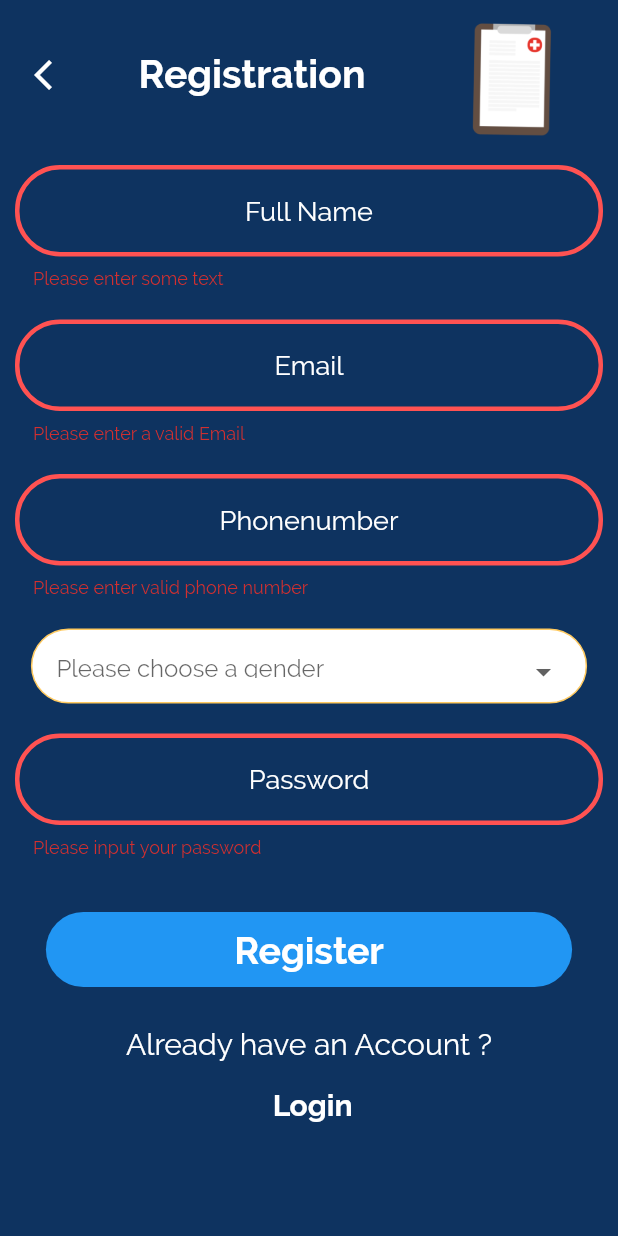
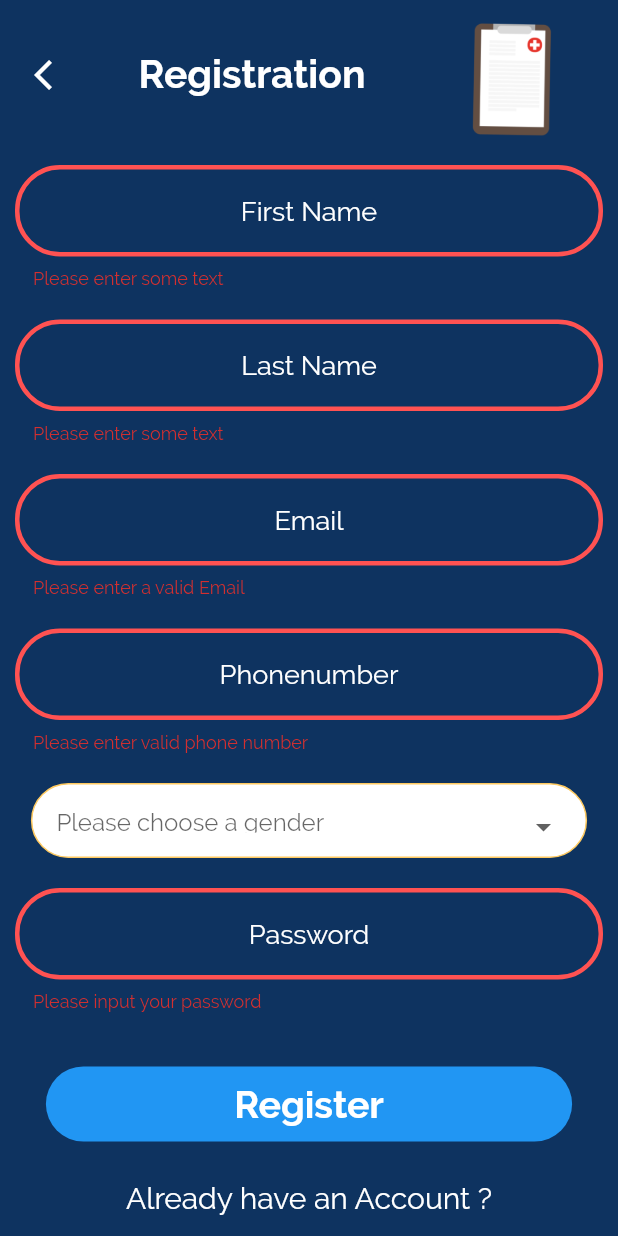
Before and after one commit to aloRanking/lassa_fever_diagnostic_system, a Flutter app: the RegisterPage screen opened directly, after a tap on "Register", on a phone screen of 412 x 824 dp. Run offline on Flutter 3.47's test engine with Material 2 defaults, Android fonts, the phone set to English and light mode, and no system bars; our stand-ins replace bloc, dio, equatable, flutter_bloc, flutter_secure_storage, simple_animations; accounts and stored records are empty.

Commit message:
added register function

```diff
--- a/lib/screens/register_screen.dart
+++ b/lib/screens/register_screen.dart
@@ -1,6 +1,8 @@
 import 'package:flutter/material.dart';
 import 'package:flutter/services.dart';
+import 'package:lassafeverdiagnosticsystem/models/register_model.dart';
 import 'package:lassafeverdiagnosticsystem/models/user_model.dart';
+import 'package:lassafeverdiagnosticsystem/repository/user_repository.dart';
 import 'package:lassafeverdiagnosticsystem/utils/constants.dart';
 import 'package:lassafeverdiagnosticsystem/widgets/customized_form.dart';
 
@@ -13,7 +15,7 @@ class _RegisterPageState extends State<RegisterPage> {
   List<String> _gender = ['Male', 'Female']; // Option 2
   String _selectedGender; // Option 2
 
-  User loginUser = User();
+  RegUser regUser = RegUser();
   final _formKey = GlobalKey<FormState>();
 
   @override
@@ -58,7 +60,7 @@ class _RegisterPageState extends State<RegisterPage> {
                       CustomizedFormField(
                         screenWidth: screenWidth,
                         shudTextCenter: true,
-                        hintText: "Full Name",
+                        hintText: "First Name",
                         shudObscure: false,
                         validator: (value) {
                           if (value.isEmpty) {
@@ -66,6 +68,22 @@ class _RegisterPageState extends State<RegisterPage> {
                           }
                           return null;
                         },
+                        saved: (String val) =>
+                            setState(() => regUser.firstname = val),
+                      ),
+                      CustomizedFormField(
+                        screenWidth: screenWidth,
+                        shudTextCenter: true,
+                        hintText: "Last Name",
+                        shudObscure: false,
+                        validator: (value) {
+                          if (value.isEmpty) {
+                            return 'Please enter some text';
+                          }
+                          return null;
+                        },
+                        saved: (String val) =>
+                            setState(() => regUser.lastname = val),
                       ),
                       CustomizedFormField(
                         screenWidth: screenWidth,
@@ -79,7 +97,7 @@ class _RegisterPageState extends State<RegisterPage> {
                           return null;
                         },
                         saved: (String val) =>
-                            setState(() => loginUser.email = val),
+                            setState(() => regUser.email = val),
                       ),
                       CustomizedFormField(
                         screenWidth: screenWidth,
@@ -93,6 +111,9 @@ class _RegisterPageState extends State<RegisterPage> {
                           }
                           return null;
                         },
+                        saved: (String val) =>
+                            setState(() => regUser.phonenumber = val),
+
                       ),
                       SizedBox(
                         height: 10,
@@ -122,6 +143,8 @@ class _RegisterPageState extends State<RegisterPage> {
                                 onChanged: (newValue) {
                                   setState(() {
                                     _selectedGender = newValue;
+                                    regUser.gender = newValue;
+
                                   });
                                 }),
                           ),
@@ -145,6 +168,11 @@ class _RegisterPageState extends State<RegisterPage> {
                           }
                           return null;
                         },
+                         saved: (String val) =>
+                            setState(() => regUser.password = val),
+
+
+
                       ),
                     ],
                   )),
@@ -157,10 +185,15 @@ class _RegisterPageState extends State<RegisterPage> {
                   onTap: () {
                     // Validate returns true if the form is valid, otherwise false.
                     if (_formKey.currentState.validate()) {
+                       _formKey.currentState.save();
+
+                       UserRepository userRepository = UserRepository();
+
+                       userRepository.createMember(regUser);
                       // If the form is valid, display a snackbar. In the real world,
                       // you'd often call a server or save the information in a database.
-                      Scaffold.of(context).showSnackBar(
-                          SnackBar(content: Text('Processing Data')));
+                     /*  Scaffold.of(context).showSnackBar(
+                          SnackBar(content: Text('Processing Data'))); */
                     }
                   },
                   child: Container(
```
